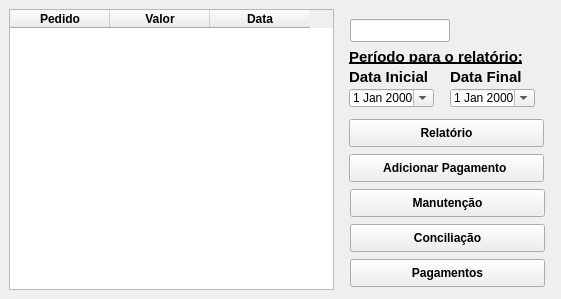
Old version of the form ui/ui_cards.ui in the repository maatkur/card-payments.
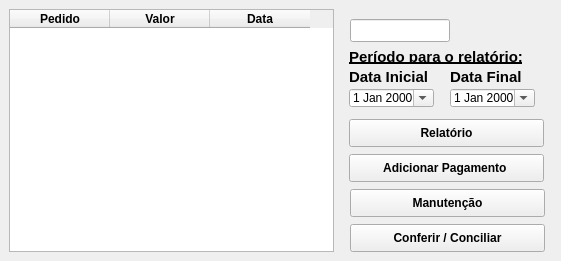
New version of the form. Icons and pictures are not drawn.

Commit message: insert status update button in conciliation screen

What changed in the file:
```diff
--- a/ui/ui_cards.ui
+++ b/ui/ui_cards.ui
@@ -7,7 +7,7 @@
     <x>0</x>
     <y>0</y>
     <width>561</width>
-    <height>299</height>
+    <height>261</height>
    </rect>
   </property>
   <property name="windowTitle">
@@ -404,7 +404,7 @@
         </font>
        </property>
        <property name="text">
-        <string>Conciliação</string>
+        <string>Conferir / Conciliar</string>
        </property>
        <property name="icon">
         <iconset>
@@ -417,34 +417,6 @@
         </size>
        </property>
       </widget>
-      <widget class="QPushButton" name="conciliation_button_2">
-       <property name="geometry">
-        <rect>
-         <x>10</x>
-         <y>250</y>
-         <width>195</width>
-         <height>28</height>
-        </rect>
-       </property>
-       <property name="font">
-        <font>
-         <bold>true</bold>
-        </font>
-       </property>
-       <property name="text">
-        <string>Pagamentos</string>
-       </property>
-       <property name="icon">
-        <iconset>
-         <normaloff>../icons/pagamentos.ico</normaloff>../icons/pagamentos.ico</iconset>
-       </property>
-       <property name="iconSize">
-        <size>
-         <width>22</width>
-         <height>22</height>
-        </size>
-       </property>
-      </widget>
      </widget>
     </item>
    </layout>
```
The commit also changes 5 other files.
